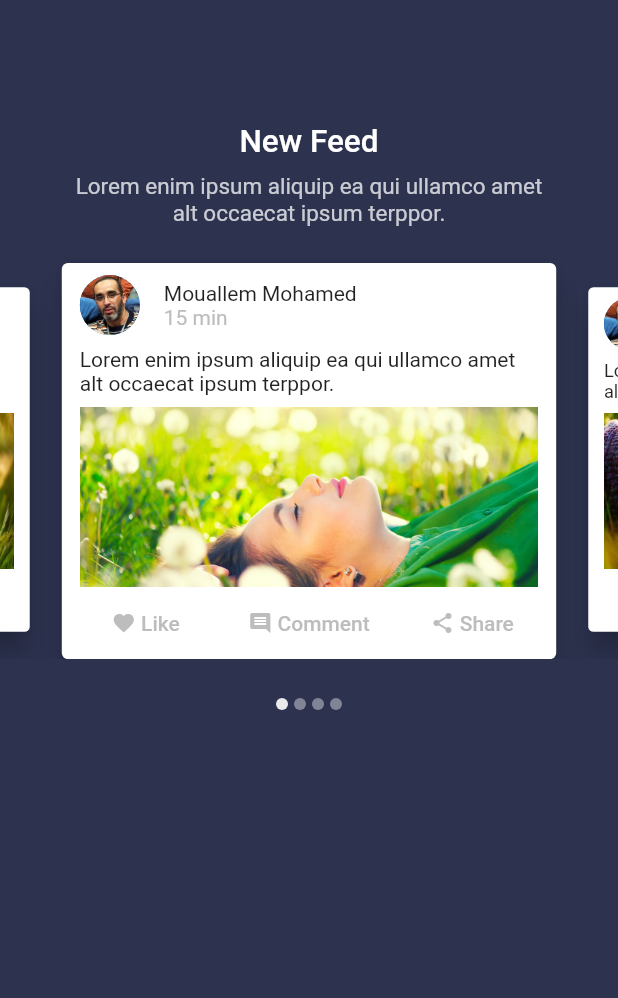
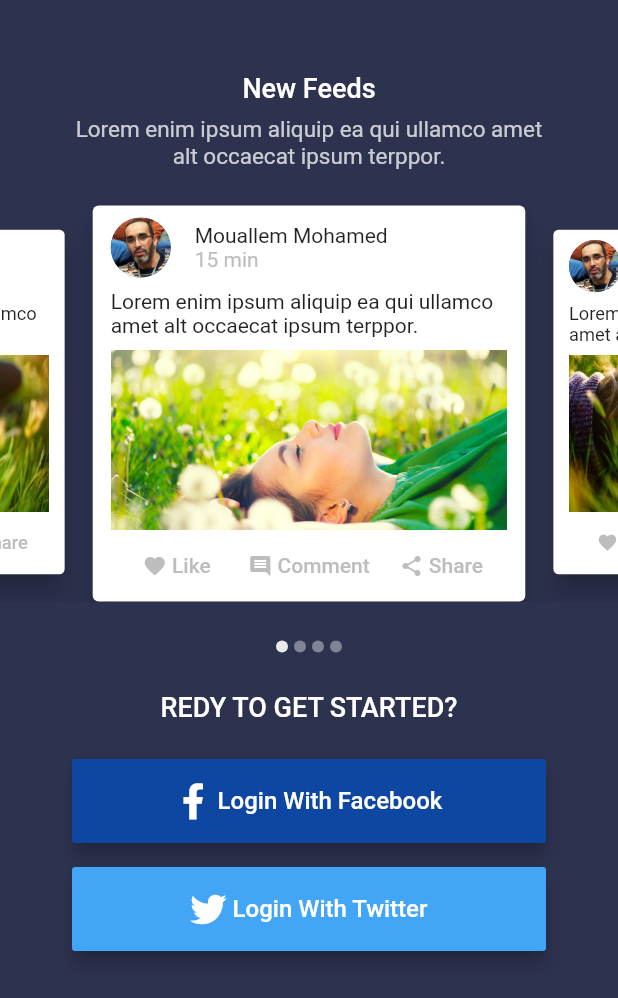
Before and after one commit to flashing99/mountify_ui_kit, a Flutter app: the OnBoardingOne screen opened directly, on a phone screen of 412 x 824 dp. Shown: the top 998 px of the screen. Run offline on Flutter 3.47's test engine with Material 2 defaults, Android fonts, the phone set to English and light mode, and no system bars; drawn by our look-alikes of carousel_slider; our stand-ins replace font_awesome_flutter.

Commit message:
Add Onboarding_One - Carousel

```diff
--- a/lib/screens/on_boarding/on_boarding_one.dart
+++ b/lib/screens/on_boarding/on_boarding_one.dart
@@ -4,6 +4,7 @@ import '../../util/brand_colors..dart';
 import '../../util/brand_text.dart';
 
 import 'package:carousel_slider/carousel_slider.dart';
+import 'package:font_awesome_flutter/font_awesome_flutter.dart';
 
 //-----------------------------------------------
 
@@ -43,7 +44,7 @@ class _OnBoardingOneState extends State<OnBoardingOne> {
         padding: const EdgeInsets.only(top: 16),
         child: Card(
           margin: EdgeInsets.all(0),
-          elevation:8.0,
+          elevation: 8.0,
           clipBehavior: Clip.antiAliasWithSaveLayer,
           //--*************** START CARD ***********************
           child: Padding(
@@ -174,11 +175,12 @@ class _OnBoardingOneState extends State<OnBoardingOne> {
       //   title: Text('Onboarding1'),
       // ),
       body: Container(
-        padding: EdgeInsets.only(top: MediaQuery.of(context).size.height * .10),
+        //padding: EdgeInsets.only(top: MediaQuery.of(context).size.height * .10),
+        padding: EdgeInsets.only(top: 48),
         child: Column(
           children: <Widget>[
             //--- Title
-            BrandText.getText(BrandTexts.OnBoarding_1_Title, 'New Feed'),
+            BrandText.getText(BrandTexts.OnBoarding_1_Title, 'New Feeds'),
             //---Content
             Padding(
               padding: const EdgeInsets.symmetric(vertical: 8, horizontal: 48),
@@ -196,6 +198,7 @@ class _OnBoardingOneState extends State<OnBoardingOne> {
             //---Carousel sider withe indicators
             Column(children: [
               CarouselSlider(
+                viewportFraction: 0.7,
                 items: child,
                 autoPlay: true,
                 height: 280,
@@ -232,8 +235,67 @@ class _OnBoardingOneState extends State<OnBoardingOne> {
 
               //------- TITLE +  RS----------
 
+              Column(
+                children: <Widget>[
+                  Padding(
+                    padding: EdgeInsets.symmetric(horizontal: 0, vertical: 16),
+                    child: BrandText.getOnboarding_1('REDY TO GET STARTED?'),
+                  ),
+                  Padding(
+                    padding:
+                        const EdgeInsets.symmetric(horizontal: 48, vertical: 8),
+                    child: Material(
+                      borderRadius: BorderRadius.all(Radius.circular(5.0)),
+                       elevation: 5.0,
+                      child: FlatButton(
+                        onPressed: () {},
+                        color: Colors.blue.shade900,
+                        padding: EdgeInsets.only(top: 16, bottom: 16),
+                        child: Container(
+                          child: Row(
+                            mainAxisAlignment: MainAxisAlignment.center,
+                            children: <Widget>[
+                              Icon(
+                                FontAwesomeIcons.facebookF,
+                                color: Colors.white,
+                                //size: 16,
+                              ),
+                              BrandText.getButtonRsTitle(
+                                  ' Login With Facebook'),
+                            ],
+                          ),
+                        ),
+                      ),
+                    ),
+                  ),
 
-
+                  Padding(
+                    padding: const EdgeInsets.symmetric(
+                        horizontal: 48, vertical: 8),
+                    child: Material(
+                      borderRadius: BorderRadius.all(Radius.circular(5.0)),
+                      elevation: 5.0,
+                      child: FlatButton(
+                        onPressed: () {},
+                        color: Colors.blue.shade400,
+                        padding: EdgeInsets.only(top: 16, bottom: 16),
+                        child: Row(
+                          mainAxisAlignment: MainAxisAlignment.center,
+                          children: <Widget>[
+                            Icon(
+                              FontAwesomeIcons.twitter,
+                              color: Colors.white,
+                              //size: 16,
+                            ),
+                            BrandText.getButtonRsTitle(' Login With Twitter'),
+                          ],
+                        ),
+                      ),
+                    ),
+                  )
+                ],
+              )
+              //--------------
             ]),
 
             //******************++++ PAGE VIEW Builder ++++******************* */
--- a/lib/util/brand_text.dart
+++ b/lib/util/brand_text.dart
@@ -1,6 +1,6 @@
 import 'package:flutter/material.dart';
 
-enum BrandTexts { AppText, ForgotPassword, OnBoarding_1_Title, CardTextFooter }
+enum BrandTexts { AppText, ForgotPassword, OnBoarding_1_Title, CardTextFooter , ButtonRsTitle}
 
 class BrandText {
   static Widget getText(BrandTexts reqierdText, [String text = '']) {
@@ -17,9 +17,10 @@ class BrandText {
       case BrandTexts.CardTextFooter:
         return BrandText.getCardTextFooter(text);
         break;
-      // case BrandTexts.Lorem :
-      // return BrandText.getLorem();
-      // break;
+
+      case BrandTexts.ButtonRsTitle :
+      return BrandText.getButtonRsTitle(text);
+      break;
     }
     return null;
   }
@@ -43,7 +44,7 @@ class BrandText {
       '$text',
       style: TextStyle(
         color: Colors.white,
-        fontSize: 21,
+        fontSize: 18,
         fontWeight: FontWeight.w500,
       ),
     );
@@ -60,7 +61,18 @@ class BrandText {
     );
   }
 
+ static Text getButtonRsTitle(String text) {
+    return Text(
+      '$text',
+      style: TextStyle(
+       color: Colors.white,
+        fontSize: 16,
+        fontWeight: FontWeight.w500,
+      ),
+    );
+  }
   static String getLorem() {
     return "Lorem enim ipsum aliquip ea qui ullamco amet alt occaecat ipsum terppor.";
   }
+
 }
--- a/pubspec.yaml
+++ b/pubspec.yaml
@@ -25,6 +25,7 @@ dependencies:
   cupertino_icons: ^0.1.2
 
   carousel_slider: ^1.3.0
+  font_awesome_flutter: ^8.0.1
 
 
 dev_dependencies:
```
Also changed, not shown: assets/src_img/flutter_UI_Onboarding 1.png (added), flutter_UI_Onboarding 1.png (added), pubspec.lock.
